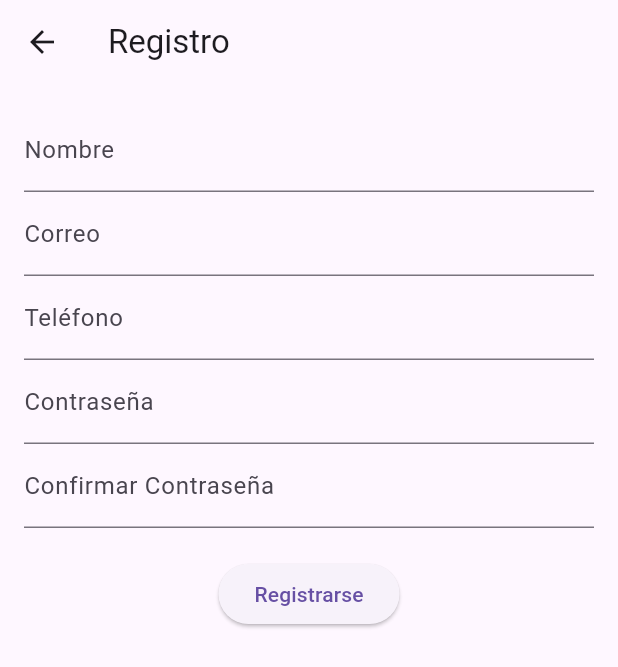
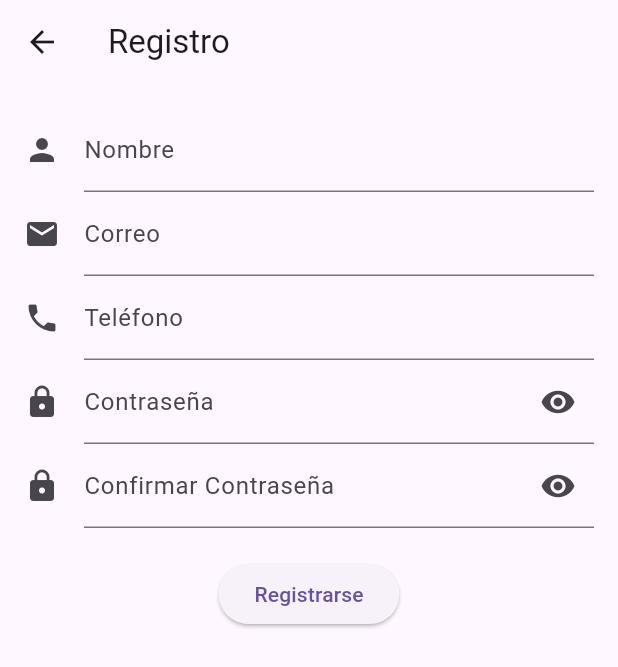
Before and after one commit to edwinacosta99/myapp, a Flutter app: the RegisterScreen screen opened directly, on a phone screen of 412 x 824 dp. Shown: the top 667 px of the screen. Run offline on Flutter 3.47's test engine with Material 3 defaults, Android fonts, the phone set to English and light mode, and no system bars.

Commit message:
tercera publicacion de app

```diff
--- a/lib/registro.dart
+++ b/lib/registro.dart
@@ -12,6 +12,8 @@ class _RegisterScreenState extends State<RegisterScreen> {
   final TextEditingController _phoneController = TextEditingController();
   final TextEditingController _passwordController = TextEditingController();
   final TextEditingController _confirmPasswordController = TextEditingController();
+  bool _obscurePassword = true;
+  bool _obscureConfirmPassword = true;
 
   void _register() {
     if (_formKey.currentState?.validate() ?? false) {
@@ -36,9 +38,12 @@ class _RegisterScreenState extends State<RegisterScreen> {
             children: <Widget>[
               TextFormField(
                 controller: _nameController,
-                decoration: InputDecoration(labelText: 'Nombre'),
+                decoration: InputDecoration(
+                  labelText: 'Nombre',
+                  icon: Icon(Icons.person),
+                ),
                 validator: (value) {
-                  if (value == null || value.length < 3 || value.length > 11) {
+                  if (value == null || value.length < 3 || value.length > 12) {
                     return 'El nombre debe tener entre 3 y 10 caracteres';
                   }
                   return null;
@@ -46,17 +51,23 @@ class _RegisterScreenState extends State<RegisterScreen> {
               ),
               TextFormField(
                 controller: _emailController,
-                decoration: InputDecoration(labelText: 'Correo'),
+                decoration: InputDecoration(
+                  labelText: 'Correo',
+                  icon: Icon(Icons.email),
+                ),
                 validator: (value) {
-                  if (value == null || !RegExp(r'^[a-zA-Z0-9._%+-]+@example\.edu\.hn$').hasMatch(value)) {
-                    return 'Ingrese un correo válido, debe finalizar con .edu.hn.';
+                  if (value == null || !RegExp(r'^[a-zA-Z0-9._%+-]+@unah\.edu\.hn$').hasMatch(value)) {
+                    return 'Ingrese un correo válido';
                   }
                   return null;
                 },
               ),
               TextFormField(
                 controller: _phoneController,
-                decoration: InputDecoration(labelText: 'Teléfono'),
+                decoration: InputDecoration(
+                  labelText: 'Teléfono',
+                  icon: Icon(Icons.phone),
+                ),
                 validator: (value) {
                   if (value == null || !RegExp(r'^[39]\d{7}$').hasMatch(value)) {
                     return 'El teléfono debe iniciar con 3 o 9 y tener 8 dígitos';
@@ -66,8 +77,21 @@ class _RegisterScreenState extends State<RegisterScreen> {
               ),
               TextFormField(
                 controller: _passwordController,
-                decoration: InputDecoration(labelText: 'Contraseña'),
-                obscureText: true,
+                decoration: InputDecoration(
+                  labelText: 'Contraseña',
+                  icon: Icon(Icons.lock),
+                  suffixIcon: IconButton(
+                    icon: Icon(
+                      _obscurePassword ? Icons.visibility : Icons.visibility_off,
+                    ),
+                    onPressed: () {
+                      setState(() {
+                        _obscurePassword = !_obscurePassword;
+                      });
+                    },
+                  ),
+                ),
+                obscureText: _obscurePassword,
                 validator: (value) {
                   if (value == null || !RegExp(r'^(?=.*[A-Z])(?=.*[!@#$&*]).{8,}$').hasMatch(value)) {
                     return 'Debe tener al menos 8 caracteres, una mayúscula y un carácter especial';
@@ -77,8 +101,21 @@ class _RegisterScreenState extends State<RegisterScreen> {
               ),
               TextFormField(
                 controller: _confirmPasswordController,
-                decoration: InputDecoration(labelText: 'Confirmar Contraseña'),
-                obscureText: true,
+                decoration: InputDecoration(
+                  labelText: 'Confirmar Contraseña',
+                  icon: Icon(Icons.lock),
+                  suffixIcon: IconButton(
+                    icon: Icon(
+                      _obscureConfirmPassword ? Icons.visibility : Icons.visibility_off,
+                    ),
+                    onPressed: () {
+                      setState(() {
+                        _obscureConfirmPassword = !_obscureConfirmPassword;
+                      });
+                    },
+                  ),
+                ),
+                obscureText: _obscureConfirmPassword,
                 validator: (value) {
                   if (value != _passwordController.text) {
                     return 'Las contraseñas no coinciden';
```
Also changed, not shown: lib/iniciosesion.dart (+26 -9 lines), lib/pantallahome.dart (+10 -6 lines).
